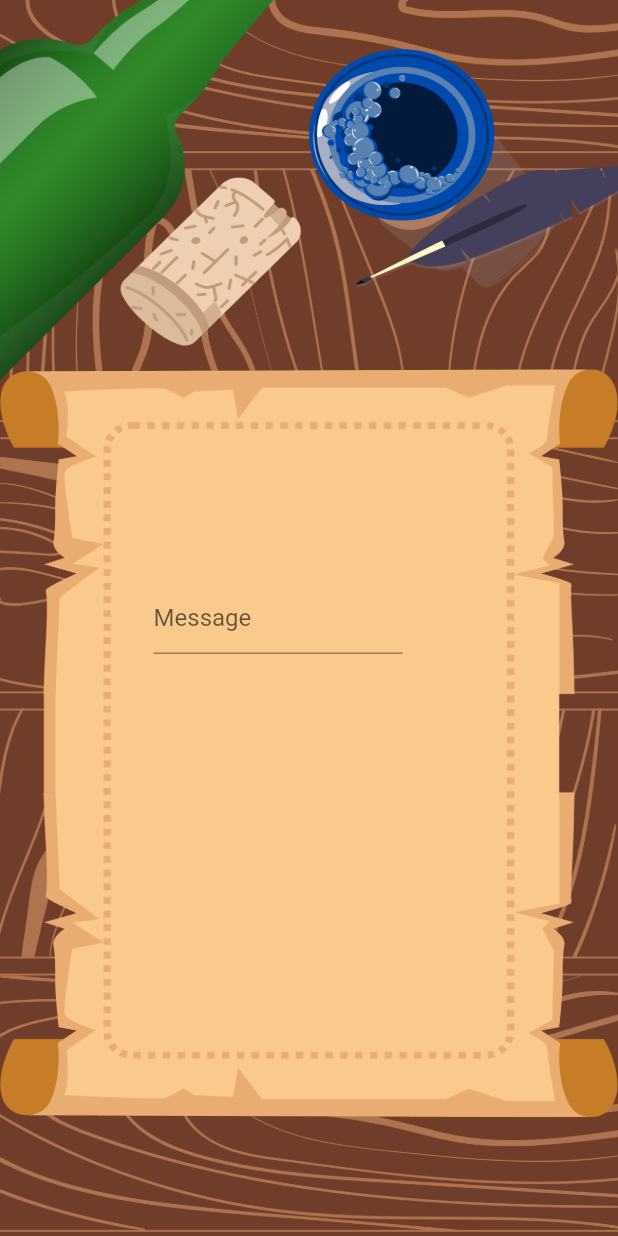
After one commit to anyelimrodriguez/SeaScroll, a Flutter app: the Write screen opened directly, on a phone screen of 412 x 824 dp. The commit adds this screen. Run offline on Flutter 3.47's test engine with Material 2 defaults, Android fonts, the phone set to English and light mode, and no system bars; our stand-ins replace google_fonts; missing offline and left inert: postgres.

Commit message:
Added the write page, need to change it a little

```diff
--- a/sea_scroll/lib/components/fetch-msg-btn.dart
+++ b/sea_scroll/lib/components/fetch-msg-btn.dart
@@ -1,4 +1,5 @@
 import 'package:flutter/material.dart';
+import 'package:sea_scroll/pages/write.dart';
 
 import '../pages/home.dart';
 
@@ -8,7 +9,7 @@ buttonF(context, double height) {
       child: InkWell(
         onTap: () {
           Navigator.push(
-              context, MaterialPageRoute(builder: ((context) => Home())));
+              context, MaterialPageRoute(builder: ((context) => Write())));
         },
         child: Image.asset(
           'assets/fetch-msg-btn.png',
--- /dev/null
+++ b/sea_scroll/lib/pages/write.dart
@@ -0,0 +1,52 @@
+import "package:flutter/material.dart";
+
+class Write extends StatefulWidget {
+  const Write({super.key});
+
+  @override
+  State<Write> createState() => _WriteState();
+}
+
+class _WriteState extends State<Write> {
+
+  @override
+  Widget build(BuildContext context) {
+
+    double height=MediaQuery.of(context).size.height;
+    double width=MediaQuery.of(context).size.width;
+
+    return Container(
+      height: height,
+      width: width,
+      decoration: BoxDecoration(
+        image: DecorationImage(
+          image: AssetImage("assets/scroll-bg.png"),
+          fit: BoxFit.fill,
+        ),
+      ),
+      child: Scaffold(
+        backgroundColor: Colors.transparent,
+        body: Column(
+          children: <Widget> [
+            SizedBox(height: height/4, width:width/4),
+            Row(
+              children: <Widget>[
+                SizedBox(height: height/11, width:width/5),
+                Container(
+                  height: height/2,
+                  width: width/2,
+                  alignment: Alignment.center,
+                  padding: EdgeInsets.all(20),
+                  child: TextField(
+                    decoration: InputDecoration(hintText: "Message"),
+                  ),
+                ),
+              ],
+            ),
+          ],
+        ),
+      ),
+
+    );
+  }
+}
```
